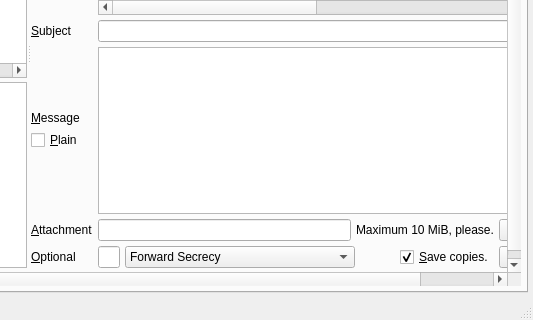
Old version of the form branches/trunk/UI/controlcenter.ui in the repository textbrowser/spot-on; both pictures show x 267 to 800 and y 280 to 600 of the 800 by 600 pixel window.
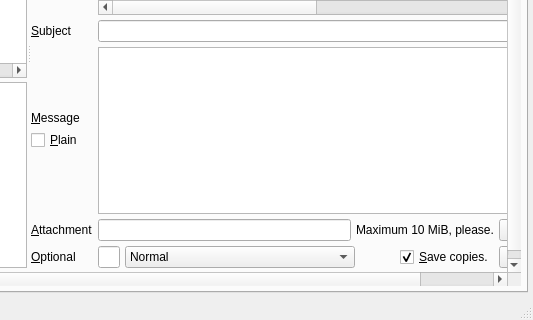
New version of the form. The open tabs and pages were chosen to show the change. Icons and pictures are not drawn. Custom widgets are drawn as their Qt base class.

```diff
--- a/branches/trunk/UI/controlcenter.ui
+++ b/branches/trunk/UI/controlcenter.ui
@@ -809,7 +809,7 @@
            <property name="geometry">
             <rect>
              <x>0</x>
-             <y>0</y>
+             <y>-83</y>
              <width>1024</width>
              <height>572</height>
             </rect>
@@ -1177,7 +1177,7 @@
                       <item>
                        <widget class="QComboBox" name="email_fs_gb">
                         <property name="currentIndex">
-                         <number>0</number>
+                         <number>2</number>
                         </property>
                         <property name="sizeAdjustPolicy">
                          <enum>QComboBox::AdjustToContents</enum>
```
Left out of the diff: 6 changed lines with no effect on the pictures.
